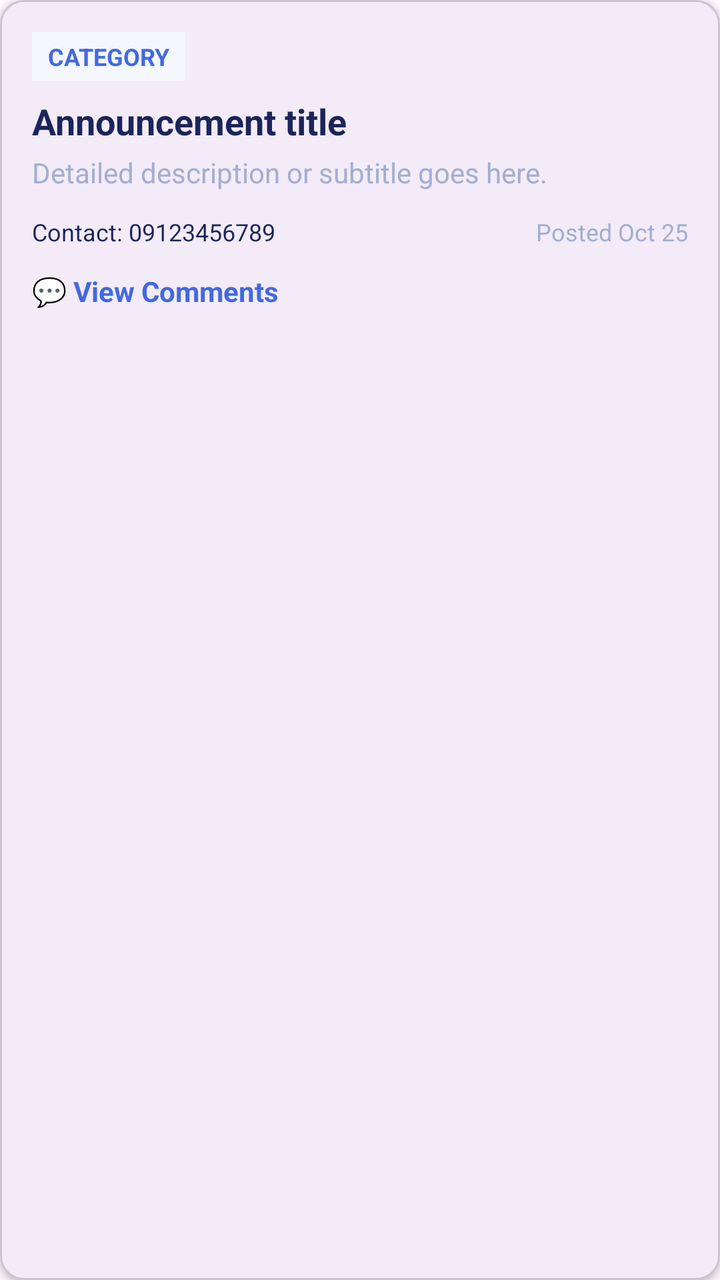
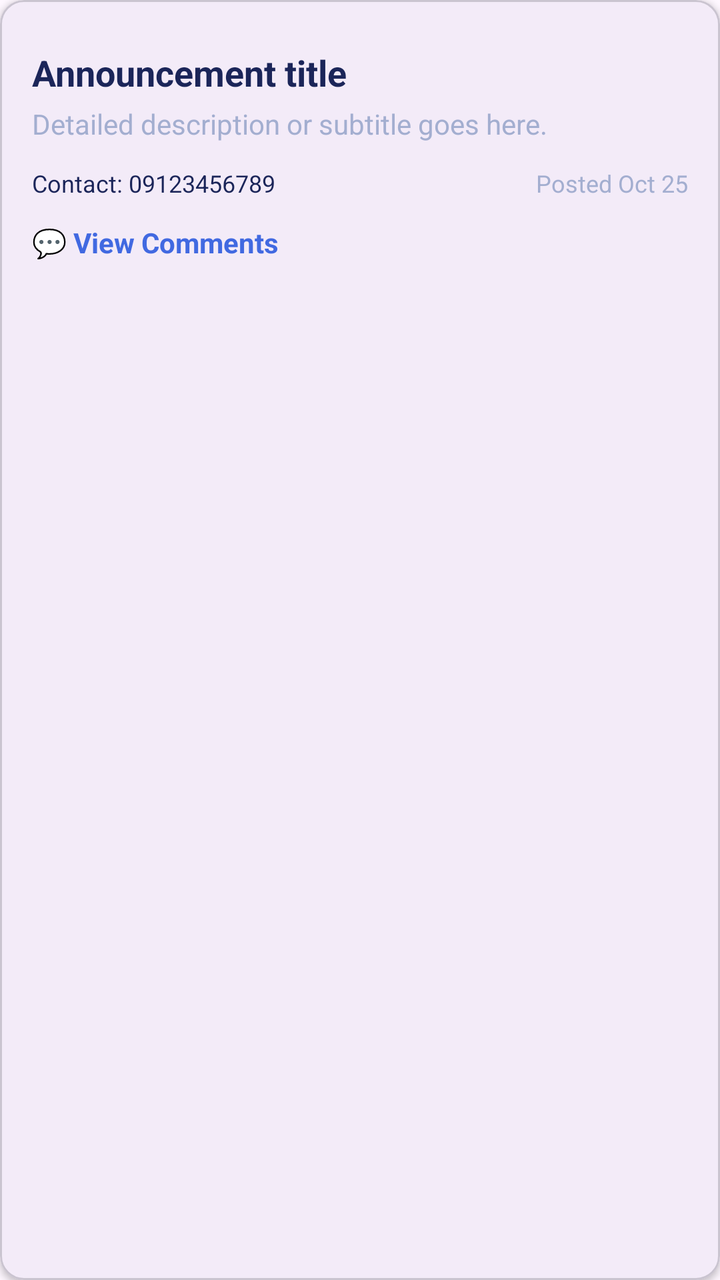

Screens rendered from an Android XML layout before and after an edit, with the pre-edit source and the edit as a unified diff.
<!-- AndroidManifest.xml: application theme Theme.StreetAssist -->
<!-- res/layout/news_announcement.xml -->
<?xml version="1.0" encoding="utf-8"?>
<com.google.android.material.card.MaterialCardView xmlns:android="http://schemas.android.com/apk/res/android"
    xmlns:app="http://schemas.android.com/apk/res-auto"
    android:layout_width="match_parent"
    android:layout_height="wrap_content"
    android:layout_marginBottom="16dp"
    app:cardCornerRadius="12dp"
    app:cardElevation="2dp">

    <LinearLayout
        android:layout_width="match_parent"
        android:layout_height="wrap_content"
        android:orientation="vertical">

        <ImageView
            android:id="@+id/ivBanner"
            android:layout_width="match_parent"
            android:layout_height="180dp"
            android:contentDescription="Announcement image"
            android:scaleType="centerCrop"
            android:src="@drawable/ic_image_placeholder"
            android:visibility="gone" />

        <LinearLayout
            android:layout_width="match_parent"
            android:layout_height="wrap_content"
            android:orientation="vertical"
            android:padding="16dp">

            <TextView
                android:id="@+id/tvCategory"
                android:layout_width="wrap_content"
                android:layout_height="wrap_content"
                android:background="@color/blue_bg"
                android:paddingHorizontal="8dp"
                android:paddingVertical="4dp"
                android:text="CATEGORY"
                android:textColor="@color/blue_primary"
                android:textSize="12sp"
                android:textStyle="bold" />

            <TextView
                android:id="@+id/tvTitle"
                android:layout_width="match_parent"
                android:layout_height="wrap_content"
                android:layout_marginTop="8dp"
                android:text="Announcement title"
                android:textColor="@color/text_primary"
                android:textSize="18sp"
                android:textStyle="bold" />

            <TextView
                android:id="@+id/tvSubtitle"
                android:layout_width="match_parent"
                android:layout_height="wrap_content"
                android:layout_marginTop="4dp"
                android:text="Detailed description or subtitle goes here."
                android:textColor="@color/text_secondary"
                android:textSize="14sp" />

            <RelativeLayout
                android:layout_width="match_parent"
                android:layout_height="wrap_content"
                android:layout_marginTop="12dp">

                <TextView
                    android:id="@+id/tvContact"
                    android:layout_width="wrap_content"
                    android:layout_height="wrap_content"
                    android:text="Contact: 09123456789"
                    android:textColor="@color/text_primary"
                    android:textSize="12sp" />

                <TextView
                    android:id="@+id/tvDate"
                    android:layout_width="wrap_content"
                    android:layout_height="wrap_content"
                    android:layout_alignParentEnd="true"
                    android:text="Posted Oct 25"
                    android:textColor="@color/text_secondary"
                    android:textSize="12sp" />
            </RelativeLayout>

            <TextView
                android:id="@+id/tvToggleComments"
                android:layout_width="wrap_content"
                android:layout_height="wrap_content"
                android:layout_marginTop="12dp"
                android:text="💬 View Comments"
                android:textColor="@color/blue_primary"
                android:textStyle="bold" />

            <LinearLayout
                android:id="@+id/commentSection"
                android:layout_width="match_parent"
                android:layout_height="wrap_content"
                android:layout_marginTop="10dp"
                android:orientation="vertical"
                android:visibility="gone">

                <TextView
                    android:id="@+id/tvCommentCount"
                    android:layout_width="wrap_content"
                    android:layout_height="wrap_content"
                    android:text="0 Comments"
                    android:textColor="@color/text_secondary"
                    android:textSize="12sp" />

                <ProgressBar
                    android:id="@+id/commentsProgress"
                    style="?android:attr/progressBarStyleSmall"
                    android:layout_width="wrap_content"
                    android:layout_height="wrap_content"
                    android:layout_marginTop="8dp"
                    android:visibility="gone" />

                <TextView
                    android:id="@+id/tvNoComments"
                    android:layout_width="wrap_content"
                    android:layout_height="wrap_content"
                    android:layout_marginTop="8dp"
                    android:text="No comments yet."
                    android:textColor="@color/text_secondary"
                    android:textSize="12sp"
                    android:visibility="gone" />

                <androidx.recyclerview.widget.RecyclerView
                    android:id="@+id/rvComments"
                    android:layout_width="match_parent"
                    android:layout_height="wrap_content"
                    android:layout_marginTop="8dp"
                    android:nestedScrollingEnabled="false" />

                <LinearLayout
                    android:layout_width="match_parent"
                    android:layout_height="wrap_content"
                    android:layout_marginTop="8dp"
                    android:gravity="center_vertical"
                    android:orientation="horizontal">

                    <EditText
                        android:id="@+id/etComment"
                        android:layout_width="0dp"
                        android:layout_height="40dp"
                        android:layout_weight="1"
                        android:background="@drawable/comment_bubble_bg"
                        android:hint="Write a comment..."
                        android:paddingHorizontal="10dp"
                        android:textColor="@color/text_primary"
                        android:textColorHint="@color/text_secondary"
                        android:textSize="13sp" />

                    <ImageButton
                        android:id="@+id/btnSendComment"
                        android:layout_width="40dp"
                        android:layout_height="40dp"
                        android:layout_marginStart="8dp"
                        android:background="?attr/selectableItemBackgroundBorderless"
                        android:contentDescription="Send comment"
                        android:src="@android:drawable/ic_menu_send" />
                </LinearLayout>

            </LinearLayout>
        </LinearLayout>
    </LinearLayout>
</com.google.android.material.card.MaterialCardView>
<!-- resources referenced by this layout -->
<resources>
  <color name="blue_bg">#F4F7FE</color>
  <color name="blue_primary">#4169E1</color>
  <color name="text_primary">#1B2559</color>
  <color name="text_secondary">#A3AED0</color>
  <!-- drawable comment_bubble_bg (drawable) -->
  <?xml version="1.0" encoding="utf-8"?>
  <shape xmlns:android="http://schemas.android.com/apk/res/android"
      android:shape="rectangle">
      <solid android:color="#F0F2F5" />
      <corners android:radius="14dp"
          android:topLeftRadius="4dp" />
  </shape>
  <!-- drawable ic_image_placeholder (drawable) -->
  <?xml version="1.0" encoding="utf-8"?>
  <vector xmlns:android="http://schemas.android.com/apk/res/android"
      android:width="96dp"
      android:height="96dp"
      android:viewportWidth="24"
      android:viewportHeight="24">
  
      <path
          android:fillColor="#CCCCCC"
          android:pathData="M21,19V5c0,-1.1 -0.9,-2 -2,-2H5C3.9,3 3,3.9 3,5v14c0,1.1 0.9,2 2,2h14c1.1,0 2,-0.9 2,-2zM8.5,13.5l2.5,3.01L14.5,12l4.5,6H5l3.5,-4.5zM8,11c-1.1,0 -2,-0.9 -2,-2s0.9,-2 2,-2 2,0.9 2,2 -0.9,2 -2,2z"/>
  </vector>
  <style name="Theme.StreetAssist" parent="Base.Theme.StreetAssist" />
  <style name="Base.Theme.StreetAssist" parent="Theme.Material3.DayNight.NoActionBar">
          
          
      </style>
</resources>

<!-- the commit's change to res/layout/news_announcement.xml (unified diff, before → after) -->
@@ -27,17 +27,6 @@
             android:orientation="vertical"
             android:padding="16dp">
 
-            <TextView
-                android:id="@+id/tvCategory"
-                android:layout_width="wrap_content"
-                android:layout_height="wrap_content"
-                android:background="@color/blue_bg"
-                android:paddingHorizontal="8dp"
-                android:paddingVertical="4dp"
-                android:text="CATEGORY"
-                android:textColor="@color/blue_primary"
-                android:textSize="12sp"
-                android:textStyle="bold" />
 
             <TextView
                 android:id="@+id/tvTitle"
@@ -136,28 +125,58 @@
                     android:layout_height="wrap_content"
                     android:layout_marginTop="8dp"
                     android:gravity="center_vertical"
-                    android:orientation="horizontal">
+                    android:orientation="vertical">
 
-                    <EditText
-                        android:id="@+id/etComment"
-                        android:layout_width="0dp"
-                        android:layout_height="40dp"
-                        android:layout_weight="1"
-                        android:background="@drawable/comment_bubble_bg"
-                        android:hint="Write a comment..."
-                        android:paddingHorizontal="10dp"
-                        android:textColor="@color/text_primary"
-                        android:textColorHint="@color/text_secondary"
-                        android:textSize="13sp" />
+                    <TextView
+                        android:id="@+id/tvAttachedLocation"
+                        android:layout_width="wrap_content"
+                        android:layout_height="wrap_content"
+                        android:layout_marginBottom="4dp"
+                        android:text="📍 Location attached"
+                        android:textColor="@color/blue_primary"
+                        android:textSize="11sp"
+                        android:textStyle="bold"
+                        android:visibility="gone" />
 
-                    <ImageButton
-                        android:id="@+id/btnSendComment"
-                        android:layout_width="40dp"
-                        android:layout_height="40dp"
-                        android:layout_marginStart="8dp"
-                        android:background="?attr/selectableItemBackgroundBorderless"
-                        android:contentDescription="Send comment"
-                        android:src="@android:drawable/ic_menu_send" />
+                    <LinearLayout
+                        android:layout_width="match_parent"
+                        android:layout_height="wrap_content"
+                        android:gravity="center_vertical"
+                        android:orientation="horizontal">
+
+                        <ImageButton
+                            android:id="@+id/btnCommentLocation"
+                            android:layout_width="40dp"
+                            android:layout_height="40dp"
+                            android:layout_marginEnd="4dp"
+                            android:background="?attr/selectableItemBackgroundBorderless"
+                            android:contentDescription="Attach location"
+                            android:padding="8dp"
+                            android:scaleType="centerInside"
+                            android:src="@android:drawable/ic_menu_mylocation"
+                            app:tint="@color/text_secondary" />
+
+                        <EditText
+                            android:id="@+id/etComment"
+                            android:layout_width="0dp"
+                            android:layout_height="40dp"
+                            android:layout_weight="1"
+                            android:background="@drawable/comment_bubble_bg"
+                            android:hint="Write a comment..."
+                            android:paddingHorizontal="10dp"
+                            android:textColor="@color/text_primary"
+                            android:textColorHint="@color/text_secondary"
+                            android:textSize="13sp" />
+
+                        <ImageButton
+                            android:id="@+id/btnSendComment"
+                            android:layout_width="40dp"
+                            android:layout_height="40dp"
+                            android:layout_marginStart="8dp"
+                            android:background="?attr/selectableItemBackgroundBorderless"
+                            android:contentDescription="Send comment"
+                            android:src="@android:drawable/ic_menu_send" />
+                    </LinearLayout>
                 </LinearLayout>
 
             </LinearLayout>
<!-- resource entries referenced after the edit -->
@@ -1,6 +1,5 @@
 <!-- resources referenced by this layout -->
 <resources>
-  <color name="blue_bg">#F4F7FE</color>
   <color name="blue_primary">#4169E1</color>
   <color name="text_primary">#1B2559</color>
   <color name="text_secondary">#A3AED0</color>
